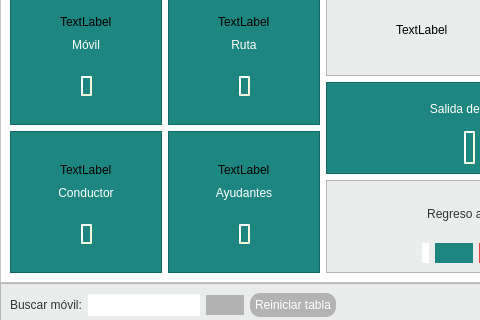
Above: registro_horarios.ui from altitude-solutions/Operador_Radio before the change; both pictures show x 0 to 480 and y 301 to 621 of the 1502 by 704 pixel window. Below: the same form after it.
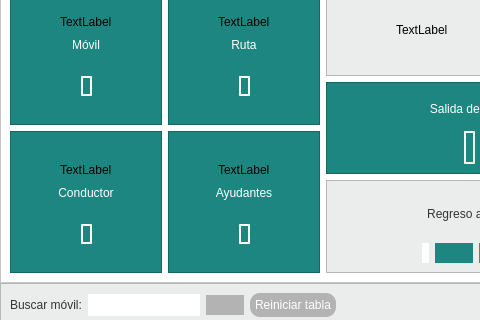
That is the form after the change.

Commit message: Design mod

Diff of the .ui file:
```diff
--- a/registro_horarios.ui
+++ b/registro_horarios.ui
@@ -812,7 +812,7 @@
 border-style: outset;
 border-radius: 13px;
 border-width: 2px;
-border-color: beige;
+border-color: white;
 </string>
                      </property>
                      <property name="text">
@@ -980,7 +980,7 @@
 border-style: outset;
 border-radius: 13px;
 border-width: 2px;
-border-color: beige;
+border-color: white;
 </string>
                      </property>
                      <property name="text">
@@ -1148,7 +1148,7 @@
 border-style: outset;
 border-radius: 13px;
 border-width: 2px;
-border-color: beige;
+border-color: white;
 </string>
                      </property>
                      <property name="text">
@@ -1316,7 +1316,7 @@
 border-style: outset;
 border-radius: 13px;
 border-width: 2px;
-border-color: beige;
+border-color: white;
 </string>
                      </property>
                      <property name="text">
```
The commit also changes 4 other files.
